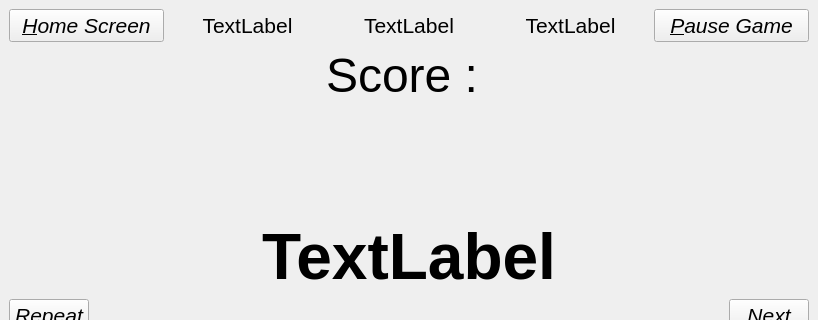
Qt form playWindow.ui (hoodakaushal/nss-sic-intern) before a commit; both pictures show x 0 to 818 and y 0 to 320 of the 818 by 600 pixel window.
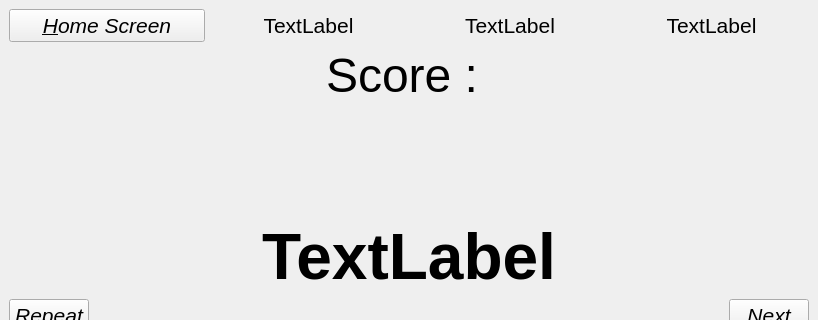
The same form after that commit. Icons and pictures are not drawn.

What changed in the file:
```diff
--- a/playWindow.ui
+++ b/playWindow.ui
@@ -87,29 +87,6 @@
           </property>
          </widget>
         </item>
-        <item>
-         <widget class="QPushButton" name="pauseButton">
-          <property name="font">
-           <font>
-            <pointsize>16</pointsize>
-            <italic>true</italic>
-           </font>
-          </property>
-          <property name="text">
-           <string>&amp;Pause Game</string>
-          </property>
-          <property name="icon">
-           <iconset>
-            <normaloff>play-pause.png</normaloff>play-pause.png</iconset>
-          </property>
-          <property name="iconSize">
-           <size>
-            <width>40</width>
-            <height>40</height>
-           </size>
-          </property>
-         </widget>
-        </item>
        </layout>
       </item>
       <item>
```
Left out of the diff: 3 changed lines with no effect on the pictures.
